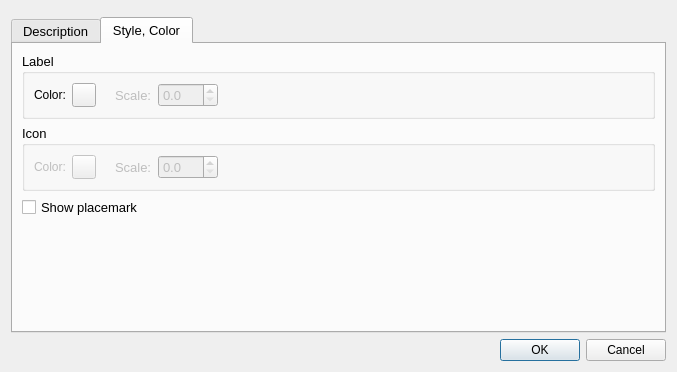
This is src/lib/marble/EditPlacemarkDialog.ui in KDE/marble as Qt 5 draws it before an edit. The edited form follows.
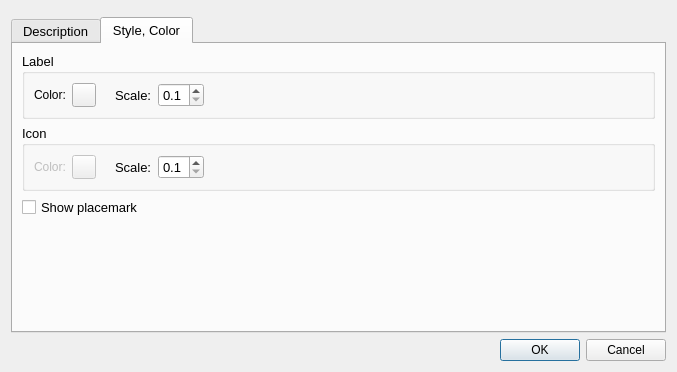
This is the edited form. The open tabs and pages were chosen to show the change. Icons and pictures are not drawn. Custom widgets are drawn as their Qt base class.

Commit message: Implemented the scale feature (for icons and labels) when adding placemarks via the Edit Mode

Diff of the .ui file:
```diff
--- a/src/lib/marble/EditPlacemarkDialog.ui
+++ b/src/lib/marble/EditPlacemarkDialog.ui
@@ -124,7 +124,7 @@
             <item>
              <widget class="QLabel" name="m_labelScaleField">
               <property name="enabled">
-               <bool>false</bool>
+               <bool>true</bool>
               </property>
               <property name="text">
                <string>Scale:</string>
@@ -134,11 +134,17 @@
             <item>
              <widget class="QDoubleSpinBox" name="m_labelScale">
               <property name="enabled">
-               <bool>false</bool>
+               <bool>true</bool>
               </property>
               <property name="decimals">
                <number>1</number>
               </property>
+              <property name="minimum">
+               <double>0.100000000000000</double>
+              </property>
+              <property name="maximum">
+               <double>8.000000000000000</double>
+              </property>
              </widget>
             </item>
            </layout>
@@ -233,7 +239,7 @@
             <item>
              <widget class="QLabel" name="m_iconScaleField">
               <property name="enabled">
-               <bool>false</bool>
+               <bool>true</bool>
               </property>
               <property name="text">
                <string>Scale:</string>
@@ -243,11 +249,17 @@
             <item>
              <widget class="QDoubleSpinBox" name="m_iconScale">
               <property name="enabled">
-               <bool>false</bool>
+               <bool>true</bool>
               </property>
               <property name="decimals">
                <number>1</number>
               </property>
+              <property name="minimum">
+               <double>0.100000000000000</double>
+              </property>
+              <property name="maximum">
+               <double>8.000000000000000</double>
+              </property>
              </widget>
             </item>
            </layout>
```
Left out of the diff: 14 changed lines with no effect on the pictures. The commit also changes 6 other files.
